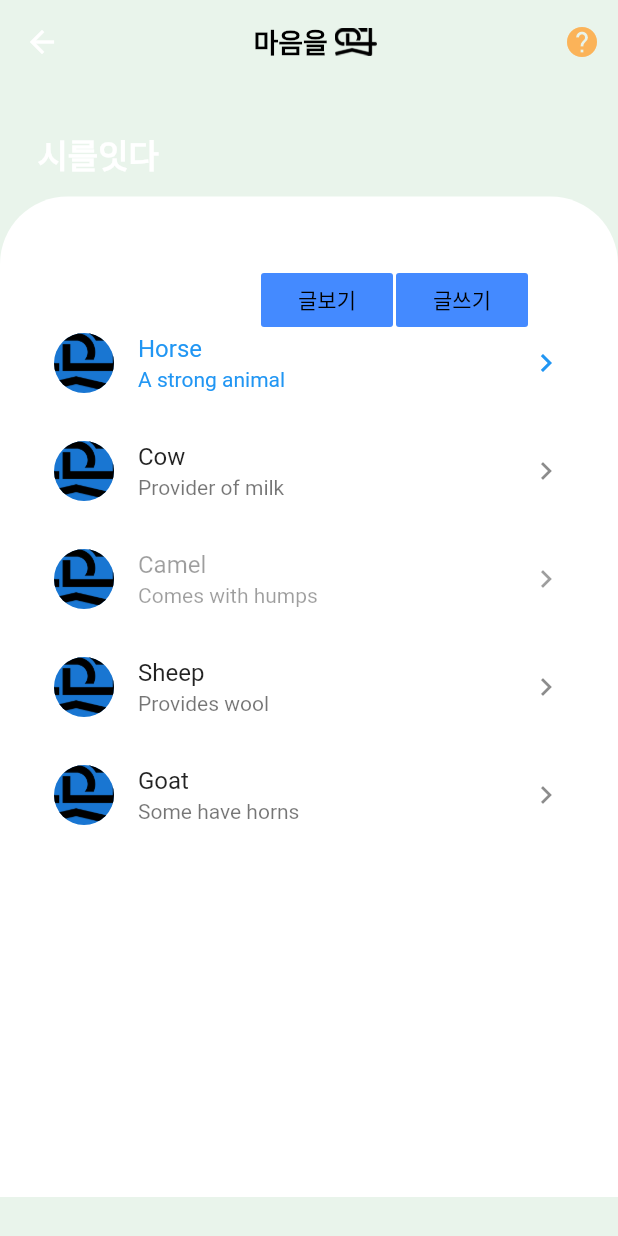
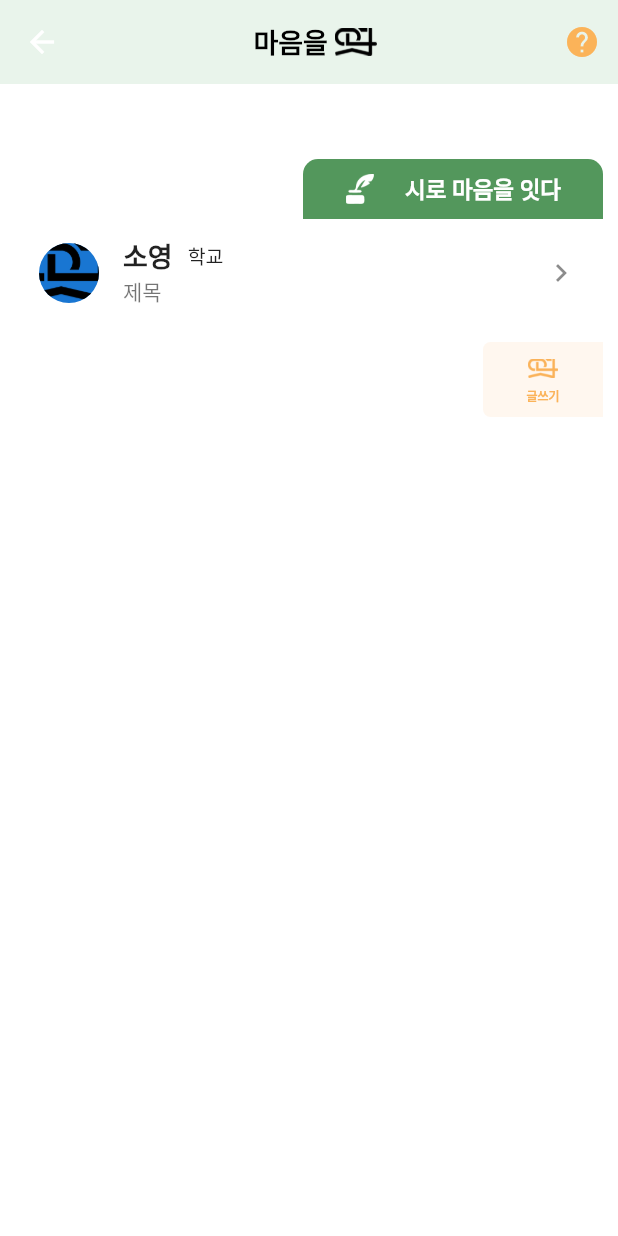
Before and after one commit to soyhandong/itdasoy, a Flutter app: the ConnectHeart screen opened directly, after a tap on "시로 마음을 잇다", on a phone screen of 412 x 824 dp. Run offline on Flutter 3.47's test engine with Material 2 defaults, Android fonts, the phone set to English and light mode, and no system bars; our stand-ins replace cloud_firestore, firebase_auth, firebase_database, image_picker; accounts and stored records are empty; Roboto replaces fonts that are missing (Arita-dotum-_OTF, Montserrat).

Commit message:
다시수정..ㅠ눈물난다..

```diff
--- a/lib/connectHeart.dart
+++ b/lib/connectHeart.dart
@@ -1,7 +1,7 @@
 //https://github.com/rajayogan/flutterui-curveddesigns
 import 'package:flutter/cupertino.dart';
 import 'package:flutter/material.dart';
-import 'connectPoem.dart';
+import 'poemConnect.dart';
 
 class ConnectHeart extends StatefulWidget {
   @override
@@ -26,7 +26,7 @@ class _ConnectHeartState extends State<ConnectHeart> {
               onPressed: (){
                 Navigator.push(
                     context,
-                    MaterialPageRoute(builder: (context) => ConnectPoem()));
+                    MaterialPageRoute(builder: (context) => PoemConnect()));
               },
             )
           ],
@@ -118,7 +118,7 @@ class _ConnectHeartState extends State<ConnectHeart> {
                   onTap: () {
                     Navigator.push(
                         context,
-                        MaterialPageRoute(builder: (context) => ConnectPoem()));
+                        MaterialPageRoute(builder: (context) => PoemConnect()));
                   },
                 ),
                 SizedBox(height: 30.0,),
@@ -127,7 +127,7 @@ class _ConnectHeartState extends State<ConnectHeart> {
                   onTap: () {
                     Navigator.push(
                         context,
-                        MaterialPageRoute(builder: (context) => ConnectPoem()));
+                        MaterialPageRoute(builder: (context) => PoemConnect()));
                   },
                 ),
                 SizedBox(height: 30.0,),
@@ -136,7 +136,7 @@ class _ConnectHeartState extends State<ConnectHeart> {
                   onTap: () {
                     Navigator.push(
                         context,
-                        MaterialPageRoute(builder: (context) => ConnectPoem()));
+                        MaterialPageRoute(builder: (context) => PoemConnect()));
                   },
                 ),
               ],
--- a/lib/connectPoem.dart
+++ b/lib/connectPoem.dart
@@ -1,5 +1,5 @@
+import 'package:flutter/material.dart';
 import 'package:flutter/cupertino.dart';
-import 'package:flutter/material.dart';
 import 'readPoem.dart';
 import 'writePoem.dart';
 
@@ -9,12 +9,10 @@ class ConnectPoem extends StatefulWidget {
 }
 
 class _ConnectPoemState extends State<ConnectPoem> {
-  var selectedCard = 'WEIGHT';
-
   @override
   Widget build(BuildContext context) {
     return Scaffold(
-        backgroundColor: Color(0xffe9f4eb),
+      backgroundColor: Colors.white,
       appBar: AppBar(
           elevation: 0,
           backgroundColor: Color(0xffe9f4eb),
@@ -25,10 +23,10 @@ class _ConnectPoemState extends State<ConnectPoem> {
                 Icons.help,
                 color: Color(0xfffbb359),
               ),
-                onPressed: (){
+              onPressed: () {
                 Navigator.push(
                     context,
-                      MaterialPageRoute(builder: (context) => ReadPoem()));
+                    MaterialPageRoute(builder: (context) => WritePoem()));
               },
             )
           ],
@@ -50,129 +48,150 @@ class _ConnectPoemState extends State<ConnectPoem> {
             ],
           )
       ),
-        body: ListView(children: [
-          Stack(children: [
-            Positioned(
-              top: 30.0,
-              left: 25.0,
-              right: 25.0,
+      body: Container(
+        child: Expanded(
+          child: SingleChildScrollView(
+            child: Container(
+              padding: EdgeInsets.fromLTRB(10, 0, 10, 0),
               child: Column(
-                crossAxisAlignment: CrossAxisAlignment.start,
+                crossAxisAlignment: CrossAxisAlignment.end,
                 children: <Widget>[
-                  Text('시를잇다',
+                  SizedBox(height: 50.0,),
+                  Container(
+                    padding: EdgeInsets.fromLTRB(10, 0, 10, 0),
+                    width: 200,
+                    height: 40,
+                    decoration: BoxDecoration(
+                      color: Color(0xff53975c),
+                      borderRadius: BorderRadius.only(
+                          topLeft: Radius.circular(10.0),
+                          topRight: Radius.circular(10.0)
+                      ),
+                    ),
+                    child: Row(
+                      mainAxisAlignment: MainAxisAlignment.center,
+                      children: <Widget>[
+                        Container(
+                          width: 20,
+                          height: 20,
+                          child: Image.asset('assets/ink.png'),
+                          //color: Colors.white,
+                        ),
+                        Container(
+                          width: 20.0,
+                        ),
+                        Container(
+                          child: Text(
+                            '시로 마음을 잇다',
                             style: TextStyle(
-                        fontFamily: 'Montserrat',
-                        fontSize: 22.0,
-                        fontWeight: FontWeight.bold,
                               color: Colors.white,
-                      )),
+                              fontWeight: FontWeight.w700,
+                              fontFamily: "Arita-dotum-_OTF",
+                              fontStyle: FontStyle.normal,
+                              fontSize: 15,
+                            ),
+                          ),
+                        ),
                       ],
                     ),
                   ),
                   Container(
-                height: MediaQuery.of(context).size.height - 82.0,
-                width: MediaQuery.of(context).size.width,
-                color: Colors.transparent),
-            Positioned(
-                top: 75.0,
-                child: Container(
-                    decoration: BoxDecoration(
-                        borderRadius: BorderRadius.only(
-                          topLeft: Radius.circular(45.0),
-                          topRight: Radius.circular(45.0),
-                        ),
-                        color: Colors.white),
-                    height: MediaQuery.of(context).size.height - 100.0,
-                    width: MediaQuery.of(context).size.width)),
-            Positioned(
-              top: 120.0, right: 150.0,
-              child: FlatButton(
-                child: Text('글보기'),
-                onPressed: () => {
-                  Navigator.push(context, MaterialPageRoute(builder: (context) => ReadPoem()))
-                },
-                color: Colors.blueAccent,
-                textColor:Colors.black,
-              ),
-            ),
-            Positioned(
-              top: 120.0, right: 60.0,
-              child: FlatButton(
-                child: Text('글쓰기'),
-                onPressed: () => {
-                  Navigator.push(context, MaterialPageRoute(builder: (context) => WritePoem()))
-                },
-                color: Colors.blueAccent,
-                textColor:Colors.black,
-              ),
-            ),
-            Positioned(
-                top: 150.0,
-                left: 20.0,
-                right: 20.0,
                     child: Column(
                       crossAxisAlignment: CrossAxisAlignment.start,
                       children: <Widget>[
                         ListTile(
                           leading: CircleAvatar(
-                        backgroundImage: AssetImage('assets/Itda_black.png'),
+                            backgroundImage: AssetImage(
+                                'assets/Itda_black.png'),
                           ),
-                      title: Text('Horse'),
-                      subtitle: Text('A strong animal'),
+                          title: Row(
+                            mainAxisAlignment: MainAxisAlignment.start,
+                            children: <Widget>[
+                              Text('소영',
+                                style: TextStyle(
+                                  fontSize: 18,
+                                  fontWeight: FontWeight.bold,
+                                  //color: Colors.black,
+                                ),
+                              ),
+                              Container(width: 10.0,),
+                              Text('학교',
+                                style: TextStyle(
+                                  fontSize: 13,
+                                ),
+                              ),
+                            ],
+                          ),
+                          subtitle: Text('제목',),
                           trailing: Icon(Icons.keyboard_arrow_right),
-                      onTap: () {
-                        print('horse');
+                          /*
+                    onTap: () => {
+                      Navigator.push(context, MaterialPageRoute(builder: (context) => ReadPoem()))
                     },
-                      selected: true,
-                    ),
-                    ListTile(
-                      leading: CircleAvatar(
-                        backgroundImage: AssetImage('assets/Itda_black.png'),
-                      ),
-                      title: Text('Cow'),
-                      subtitle: Text('Provider of milk'),
-                      trailing: Icon(Icons.keyboard_arrow_right),
-                      onTap: () {
-                        print('cow');
-                      },
-                    ),
-                    ListTile(
-                      leading: CircleAvatar(
-                        backgroundImage: AssetImage('assets/Itda_black.png'),
-                      ),
-                      title: Text('Camel'),
-                      subtitle: Text('Comes with humps'),
-                      trailing: Icon(Icons.keyboard_arrow_right),
-                      onTap: () {
-                        print('camel');
-                      },
-                      enabled: false,
-                    ),
-                    ListTile(
-                      leading: CircleAvatar(
-                        backgroundImage: AssetImage('assets/Itda_black.png'),
-                      ),
-                      title: Text('Sheep'),
-                      subtitle: Text('Provides wool'),
-                      trailing: Icon(Icons.keyboard_arrow_right),
-                      onTap: () {
-                        print('sheep');
-                      },
-                    ),
-                    ListTile(
-                      leading: CircleAvatar(
-                        backgroundImage: AssetImage('assets/Itda_black.png'),
-                      ),
-                      title: Text('Goat'),
-                      subtitle: Text('Some have horns'),
-                      trailing: Icon(Icons.keyboard_arrow_right),
-                      onTap: () {
-                        print('goat');
-                      },
+                    * */
+                          //selected: true,
                         ),
                       ],
                     ),),
-          ],),
-        ]));
+                  SizedBox(height: 10.0,),
+                  Container(
+                    child: Row(
+                      mainAxisAlignment: MainAxisAlignment.end,
+                      children: <Widget>[
+                        Container(
+                          decoration: BoxDecoration(
+                            color: Color(0xfffff7ef),
+                            borderRadius: BorderRadius.only(
+                              topLeft: Radius.circular(5.0),
+                              bottomLeft: Radius.circular(5.0),
+                            ),
+                          ),
+                          child: _wPBuildConnectItem('assets/itda_orange.png', '글쓰기'),
+                        ),
+                      ],
+                    ),
+                  ),
+                ],
+              ),
+            ),
+          ),
+        ),
+      ),
+    );
+  }
+
+  Widget _wPBuildConnectItem(String wPimgPath, String wPlinkName) {
+    return Container(
+      padding: EdgeInsets.fromLTRB(5, 5, 5, 5),
+      width: 80.0,
+      height: 50.0,
+      child: Column(
+        crossAxisAlignment: CrossAxisAlignment.center,
+        mainAxisAlignment: MainAxisAlignment.center,
+        children: <Widget>[
+          Container(
+            width: 20,
+            height: 20,
+            child: Image.asset(wPimgPath),
+            //color: Colors.white,
+          ),
+          Container(
+            height: 3.0,
+          ),
+          Container(
+            child: Text(
+              wPlinkName,
+              style: TextStyle(
+                color: Color(0xfffbb359),
+                fontWeight: FontWeight.w700,
+                fontFamily: "Arita-dotum-_OTF",
+                fontStyle: FontStyle.normal,
+                fontSize: 8,
+              ),
+            ),
+          ),
+        ],
+      ),
+    );
   }
 }
--- /dev/null
+++ b/lib/poemConnect.dart
@@ -0,0 +1,195 @@
+//https://github.com/rajayogan/flutterui-curveddesigns
+import 'package:flutter/cupertino.dart';
+import 'package:flutter/material.dart';
+import 'package:itda/writePoem.dart';
+
+class PoemConnect extends StatefulWidget {
+  @override
+  _PoemConnectState createState() => _PoemConnectState();
+}
+
+class _PoemConnectState extends State<PoemConnect> {
+  @override
+  Widget build(BuildContext context) {
+    return Scaffold(
+      backgroundColor: Colors.white,
+      appBar: AppBar(
+          elevation: 0,
+          backgroundColor: Color(0xffe9f4eb),
+          centerTitle: true,
+          actions: [
+            IconButton(
+              icon: Icon(
+                Icons.help,
+                color: Color(0xfffbb359),
+              ),
+              onPressed: () {
+                Navigator.push(
+                    context,
+                    MaterialPageRoute(builder: (context) => WritePoem()));
+              },
+            )
+          ],
+          title: Row(
+            mainAxisAlignment: MainAxisAlignment.center,
+            children: [
+              Text(
+                "마음을 ",
+                style: TextStyle(
+                  fontSize: 18,
+                  fontWeight: FontWeight.bold,
+                  color: Colors.black,
+                ),
+              ),
+              Container(
+                width: 28,
+                child: Image.asset('assets/Itda_black.png'),
+              ),
+            ],
+          )
+      ),
+      body: Container(
+        padding: EdgeInsets.fromLTRB(10, 0, 10, 0),
+        child: Column(
+          crossAxisAlignment: CrossAxisAlignment.end,
+          children: <Widget>[
+            SizedBox(height: 50.0,),
+            Container(
+              padding: EdgeInsets.fromLTRB(10, 0, 10, 0),
+              width: 200,
+              height: 40,
+              decoration: BoxDecoration(
+                color: Color(0xff53975c),
+                borderRadius: BorderRadius.only(
+                    topLeft: Radius.circular(10.0),
+                    topRight: Radius.circular(10.0)
+                ),
+              ),
+              child: Row(
+                mainAxisAlignment: MainAxisAlignment.center,
+                children: <Widget>[
+                  Container(
+                    width: 20,
+                    height: 20,
+                    child: Image.asset('assets/ink.png'),
+                    //color: Colors.white,
+                  ),
+                  Container(
+                    width: 20.0,
+                  ),
+                  Container(
+                    child: Text(
+                      '시로 마음을 잇다',
+                      style: TextStyle(
+                        color: Colors.white,
+                        fontWeight: FontWeight.w700,
+                        fontFamily: "Arita-dotum-_OTF",
+                        fontStyle: FontStyle.normal,
+                        fontSize: 15,
+                      ),
+                    ),
+                  ),
+                ],
+              ),
+            ),
+            Container(
+              child: Column(
+                crossAxisAlignment: CrossAxisAlignment.start,
+                children: <Widget>[
+                  ListTile(
+                    leading: CircleAvatar(
+                      backgroundImage: AssetImage(
+                          'assets/Itda_black.png'),
+                    ),
+                    title: Row(
+                      mainAxisAlignment: MainAxisAlignment.start,
+                      children: <Widget>[
+                        Text('소영',
+                          style: TextStyle(
+                            fontSize: 18,
+                            fontWeight: FontWeight.bold,
+                            //color: Colors.black,
+                          ),
+                        ),
+                        Container(width: 10.0,),
+                        Text('학교',
+                          style: TextStyle(
+                            fontSize: 13,
+                          ),
+                        ),
+                      ],
+                    ),
+                    subtitle: Text('제목',),
+                    trailing: Icon(Icons.keyboard_arrow_right),
+                    onTap: () => {
+                      Navigator.push(context, MaterialPageRoute(builder: (context) => WritePoem())),
+                    },
+                    //selected: true,
+                  ),
+                ],
+              ),
+            ),
+            SizedBox(height: 10.0,),
+            Container(
+              child: Row(
+                mainAxisAlignment: MainAxisAlignment.end,
+                children: <Widget>[
+                  Container(
+                    decoration: BoxDecoration(
+                      color: Color(0xfffff7ef),
+                      borderRadius: BorderRadius.only(
+                        topLeft: Radius.circular(5.0),
+                        bottomLeft: Radius.circular(5.0),
+                      ),
+                    ),
+                    child: GestureDetector(
+                      child: _wPBuildConnectItem('assets/itda_orange.png', '글쓰기'),
+                      onTap: () => {
+                        Navigator.push(context, MaterialPageRoute(builder: (context) => WritePoem())),
+                      },
+                    ),
+                  ),
+                ],
+              ),
+            ),
+          ],
+        ),
+      ),
+    );
+  }
+
+  Widget _wPBuildConnectItem(String wPimgPath, String wPlinkName) {
+    return Container(
+      padding: EdgeInsets.fromLTRB(5, 5, 5, 5),
+      width: 80.0,
+      height: 50.0,
+      child: Column(
+        crossAxisAlignment: CrossAxisAlignment.center,
+        mainAxisAlignment: MainAxisAlignment.center,
+        children: <Widget>[
+          Container(
+            width: 20,
+            height: 20,
+            child: Image.asset(wPimgPath),
+            //color: Colors.white,
+          ),
+          Container(
+            height: 3.0,
+          ),
+          Container(
+            child: Text(
+              wPlinkName,
+              style: TextStyle(
+                color: Color(0xfffbb359),
+                fontWeight: FontWeight.w700,
+                fontFamily: "Arita-dotum-_OTF",
+                fontStyle: FontStyle.normal,
+                fontSize: 8,
+              ),
+            ),
+          ),
+        ],
+      ),
+    );
+  }
+}
--- a/lib/readPoem.dart
+++ b/lib/readPoem.dart
@@ -175,6 +175,5 @@ class _ReadPoemState extends State<ReadPoem> {
         ),
       ),
     );
-
   }
 }
--- a/lib/writePoem.dart
+++ b/lib/writePoem.dart
@@ -8,7 +8,6 @@ class WritePoem extends StatefulWidget {
 }
 
 class _WritePoemState extends State<WritePoem> {
-  final _formKey = GlobalKey<FormState>();
   @override
   Widget build(BuildContext context) {
     return Scaffold(
--- a/pubspec.yaml
+++ b/pubspec.yaml
@@ -23,8 +23,9 @@ dependencies:
   firebase_auth:
   firebase_database: ^3.1.1
   image_picker:
+  cupertino_icons: ^0.1.2
+  firebase_core: any
 
-  cupertino_icons: ^0.1.2
 
 dev_dependencies:
   flutter_test:
```
Also changed, not shown: lib/prac.dart (deleted, +0 -275 lines), lib/board.dart (added), pubspec.lock, 1 other file. Lines whose indentation alone changed are shown as unchanged.
